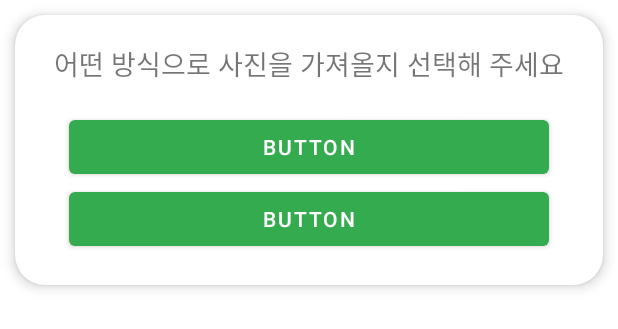
After one commit to dongcheolpark/BookTree, an Android app: the layout dialog_choose_image_source.xml on its own in the app's theme, with its tools: preview values and no code run, on a phone screen of 412 x 824 dp. The commit adds this screen. Shown: the top 329 px of the screen. Run offline under Robolectric (Android 15) with nearby library versions, the phone set to English and light mode, and no system bars.

Commit message:
refactor : 레이아웃 변경

```diff
--- a/Android/app/src/main/java/com/booktree/ui/book/BookViewModel.java
+++ b/Android/app/src/main/java/com/booktree/ui/book/BookViewModel.java
@@ -3,6 +3,7 @@ package com.booktree.ui.book;
 import androidx.lifecycle.LiveData;
 import androidx.lifecycle.MutableLiveData;
 import androidx.lifecycle.ViewModel;
+import com.booktree.API.FBDatabase;
 import com.booktree.ui.book.bookList.BookRecyclerList;
 
 public class BookViewModel extends ViewModel {
--- a/Android/app/src/main/java/com/booktree/ui/book/bookDetail/BookReviewAdapter.java
+++ b/Android/app/src/main/java/com/booktree/ui/book/bookDetail/BookReviewAdapter.java
@@ -10,7 +10,6 @@ import androidx.annotation.NonNull;
 import androidx.recyclerview.widget.RecyclerView;
 import com.booktree.R;
 import com.booktree.model.Feed;
-import com.bumptech.glide.Glide;
 import java.util.ArrayList;
 import org.jetbrains.annotations.NotNull;
 
@@ -33,7 +32,7 @@ public class BookReviewAdapter extends RecyclerView.Adapter<BookReviewAdapter.Vi
   @Override
   public ViewHolder onCreateViewHolder(@NonNull @NotNull ViewGroup parent, int viewType) {
     var view = LayoutInflater.from(parent.getContext())
-        .inflate(R.layout.book_detail_review_item, parent, false);
+        .inflate(R.layout.item_book_detail_review, parent, false);
     return new ViewHolder(view);
   }
 
--- a/Android/app/src/main/java/com/booktree/ui/book/bookList/BookListAdapter.java
+++ b/Android/app/src/main/java/com/booktree/ui/book/bookList/BookListAdapter.java
@@ -42,7 +42,7 @@ public class BookListAdapter extends RecyclerView.Adapter<BasicViewHolder> {
 
   private View createView(ViewGroup parent) {
     return LayoutInflater.from(parent.getContext())
-        .inflate(R.layout.book_info_item, parent, false);
+        .inflate(R.layout.item_book_info, parent, false);
   }
 
   public void addDocuments(Documents[] doc) {
--- a/Android/app/src/main/java/com/booktree/ui/feed/feedList/FeedListAdapter.java
+++ b/Android/app/src/main/java/com/booktree/ui/feed/feedList/FeedListAdapter.java
@@ -37,7 +37,7 @@ public class FeedListAdapter extends RecyclerView.Adapter<FeedListAdapter.ViewHo
   @Override
   public ViewHolder onCreateViewHolder(@NonNull @NotNull ViewGroup parent, int viewType) {
     View view = LayoutInflater.from(parent.getContext())
-        .inflate(R.layout.feed_item, parent, false);
+        .inflate(R.layout.item_feed, parent, false);
 
     return new ViewHolder(view);
   }
--- a/Android/app/src/main/res/layout/activity_create_feed.xml
+++ b/Android/app/src/main/res/layout/activity_create_feed.xml
@@ -31,7 +31,7 @@
     </androidx.constraintlayout.widget.ConstraintLayout>
     <include
       android:id="@+id/createFeedBookInfo"
-      layout="@layout/book_info_item"
+      layout="@layout/item_book_info"
       android:layout_width="match_parent"
       android:layout_height="match_parent"
       android:visibility="invisible"
--- /dev/null
+++ b/Android/app/src/main/res/layout/dialog_choose_image_source.xml
@@ -0,0 +1,58 @@
+<?xml version="1.0" encoding="utf-8"?>
+<androidx.constraintlayout.widget.ConstraintLayout xmlns:android="http://schemas.android.com/apk/res/android"
+  xmlns:app="http://schemas.android.com/apk/res-auto"
+  xmlns:tools="http://schemas.android.com/tools"
+  android:layout_width="match_parent"
+  android:layout_height="wrap_content"
+  android:elevation="10dp"
+  >
+  <androidx.cardview.widget.CardView
+    android:layout_width="match_parent"
+    android:layout_height="180dp"
+    android:layout_marginTop="10dp"
+    android:layout_marginBottom="10dp"
+    android:layout_marginStart="10dp"
+    android:layout_marginEnd="10dp"
+    app:cardCornerRadius="20dp"
+    app:cardElevation="5dp"
+    app:layout_constraintBottom_toBottomOf="parent"
+    app:layout_constraintEnd_toEndOf="parent"
+    app:layout_constraintStart_toStartOf="parent"
+    app:layout_constraintTop_toTopOf="parent">
+
+    <androidx.constraintlayout.widget.ConstraintLayout
+      android:layout_width="match_parent"
+      android:layout_height="match_parent">
+
+      <Button
+        android:id="@+id/ChooseImage"
+        android:layout_width="320dp"
+        android:layout_height="wrap_content"
+        android:text="Button"
+        app:layout_constraintBottom_toTopOf="@+id/TakeCamera"
+        app:layout_constraintEnd_toEndOf="parent"
+        app:layout_constraintStart_toStartOf="parent"
+        />
+      <Button
+        android:id="@+id/TakeCamera"
+        android:layout_width="320dp"
+        android:layout_height="wrap_content"
+        android:layout_marginBottom="20dp"
+        android:text="Button"
+        app:layout_constraintBottom_toBottomOf="parent"
+        app:layout_constraintEnd_toEndOf="parent"
+        app:layout_constraintStart_toStartOf="parent"/>
+      <TextView
+        android:id="@+id/textView2"
+        android:layout_width="wrap_content"
+        android:layout_height="wrap_content"
+        android:text="어떤 방식으로 사진을 가져올지 선택해 주세요"
+        android:textSize="18sp"
+        app:layout_constraintBottom_toTopOf="@+id/ChooseImage"
+        app:layout_constraintEnd_toEndOf="parent"
+        app:layout_constraintStart_toStartOf="parent"
+        app:layout_constraintTop_toTopOf="parent"/>
+    </androidx.constraintlayout.widget.ConstraintLayout>
+  </androidx.cardview.widget.CardView>
+
+</androidx.constraintlayout.widget.ConstraintLayout>
```
Also changed, not shown: Android/app/src/main/res/layout/activity_book_detail.xml (+11 -11 lines), Android/app/src/main/res/layout/fragment_feed.xml (+4 -4 lines), Android/app/src/main/res/layout/item_book_detail_review.xml (renamed from Android/app/src/main/res/layout/book_detail_review_item.xml), Android/app/src/main/res/layout/item_book_info.xml (renamed from Android/app/src/main/res/layout/book_info_item.xml), Android/app/src/main/res/layout/item_feed.xml (renamed from Android/app/src/main/res/layout/feed_item.xml), Android/app/src/main/res/layout/item_shimmer_layout.xml (renamed from Android/app/src/main/res/layout/layout_item_shimmer.xml).
